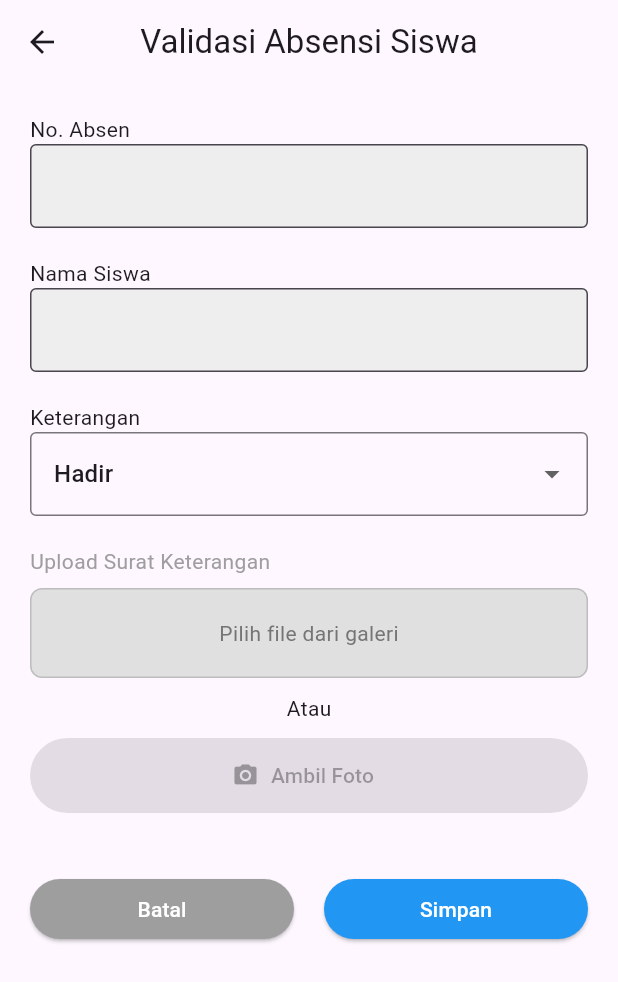
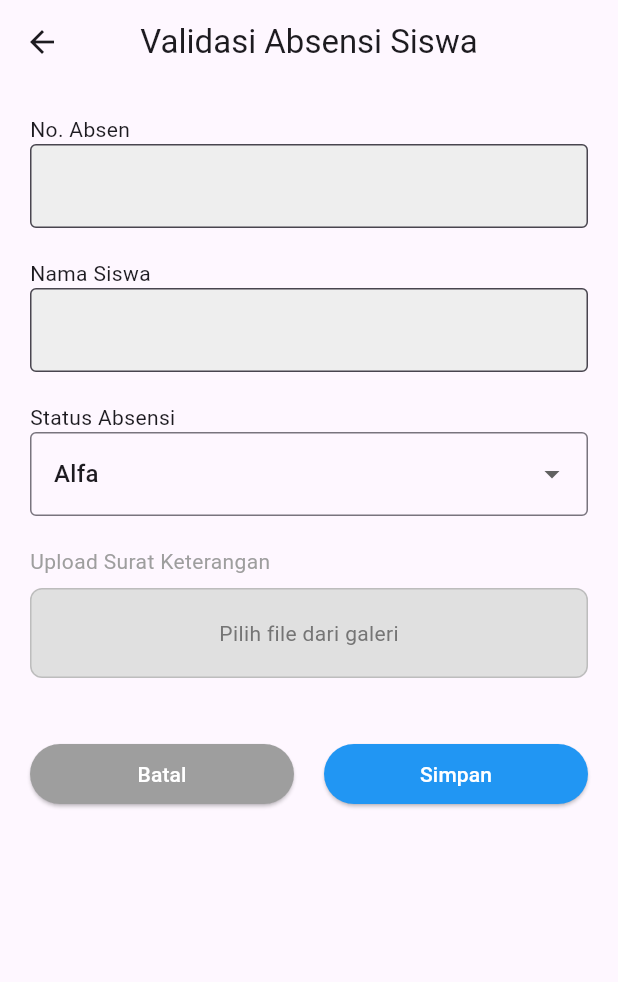
Before and after one commit to Sheva1012/absensi-mts-mobile, a Flutter app: the EditSiswaScreen screen opened directly with empty values, on a phone screen of 412 x 824 dp. Shown: the top 982 px of the screen. Run offline on Flutter 3.47's test engine with Material 3 defaults, Android fonts, the phone set to English and light mode, and no system bars; our stand-ins replace image_picker, supabase_flutter; missing offline and left inert: mobile_scanner; accounts and stored records are empty.

Commit message:
sinkron absensi

```diff
--- a/lib/Mobile/editSiswa.dart
+++ b/lib/Mobile/editSiswa.dart
@@ -7,7 +7,6 @@ class EditSiswaScreen extends StatefulWidget {
   final int id;
   final String no;
   final String nama;
-  final String? keterangan;
   final String? suratUrl;
 
   const EditSiswaScreen({
@@ -15,7 +14,6 @@ class EditSiswaScreen extends StatefulWidget {
     required this.id,
     required this.no,
     required this.nama,
-    this.keterangan,
     this.suratUrl,
   });
 
@@ -28,15 +26,41 @@ class _EditSiswaScreenState extends State<EditSiswaScreen> {
   final _supabase = Supabase.instance.client;
   final picker = ImagePicker();
 
-  String? selectedKeterangan;
+  String? selectedStatus;
   File? selectedFile;
   bool isLoading = false;
-  String? suratUrl; // untuk preview surat dari tabel surat
+  bool isLoadingStatus = true;
 
   @override
   void initState() {
     super.initState();
-    selectedKeterangan = widget.keterangan ?? 'Hadir';
+    _loadAbsensiStatus();
+  }
+
+  /// Ambil status absensi hari ini dari DB
+  Future<void> _loadAbsensiStatus() async {
+    final tanggalOnly = DateTime.now().toIso8601String().split('T').first;
+
+    final existingAbsensi = await _supabase
+        .from('absensi')
+        .select()
+        .eq('siswa_id', widget.id)
+        .eq('tanggal', tanggalOnly)
+        .maybeSingle();
+
+    setState(() {
+      if (existingAbsensi != null) {
+        selectedStatus = _capitalize(existingAbsensi['status'] ?? 'alfa');
+      } else {
+        selectedStatus = 'Alfa'; // Default kalau belum ada absen
+      }
+      isLoadingStatus = false;
+    });
+  }
+
+  String _capitalize(String value) {
+    if (value.isEmpty) return value;
+    return value[0].toUpperCase() + value.substring(1);
   }
 
   Future<void> _pickFile(ImageSource source) async {
@@ -46,7 +70,6 @@ class _EditSiswaScreenState extends State<EditSiswaScreen> {
     }
   }
 
-  /// Simpan perubahan absensi + upload surat (jika perlu)
   Future<void> _submitForm() async {
     if (!_formKey.currentState!.validate()) return;
     setState(() => isLoading = true);
@@ -54,30 +77,42 @@ class _EditSiswaScreenState extends State<EditSiswaScreen> {
     try {
       final tanggalOnly = DateTime.now().toIso8601String().split('T').first;
 
-      // === 1. PROSES TABEL ABSENSI ===
-      // Siapkan data untuk di-upsert ke tabel 'absensi'
-      final Map<String, dynamic> absensiData = {
+      // Cek apakah absensi hari ini sudah ada
+      final existingAbsensi = await _supabase
+          .from('absensi')
+          .select()
+          .eq('siswa_id', widget.id)
+          .eq('tanggal', tanggalOnly)
+          .maybeSingle();
+
+      if (existingAbsensi != null) {
+        // Sudah ada → update status
+        await _supabase
+            .from('absensi')
+            .update({
+              'status': selectedStatus?.toLowerCase() ?? 'alfa',
+              'updated_at': DateTime.now().toIso8601String(),
+            })
+            .eq('id', existingAbsensi['id']);
+      } else {
+        // Belum ada → insert baru (validasi manual oleh guru)
+        await _supabase.from('absensi').insert({
           'siswa_id': widget.id,
           'tanggal': tanggalOnly,
-        'keterangan': selectedKeterangan,
-        'updated_at': DateTime.now().toIso8601String(),
-      };
+          'status': selectedStatus?.toLowerCase() ?? 'alfa',
+          'created_at': DateTime.now().toIso8601String(),
+        });
+      }
 
-      // Gunakan upsert: jika data sudah ada, update. Jika tidak, insert.
-      await _supabase.from('absensi').upsert(absensiData);
+      // Proses surat jika sakit/izin
+      final bool needsSurat =
+          selectedStatus == 'Sakit' || selectedStatus == 'Izin';
 
-      // === 2. PROSES TABEL SURAT ===
-      final bool needsSurat =
-          selectedKeterangan == 'Sakit' || selectedKeterangan == 'Izin';
-
-      if (needsSurat) {
-        // Jika statusnya Sakit/Izin dan ada file baru yang dipilih
-        if (selectedFile != null) {
+      if (needsSurat && selectedFile != null) {
         final ext = selectedFile!.path.split('.').last;
         final fileName = '${widget.id}_$tanggalOnly.$ext';
         final filePath = 'surat_izin/${widget.id}/$fileName';
 
-          // Upload file baru (menimpa yang lama jika ada)
         await _supabase.storage
             .from('surat_keterangan')
             .upload(
@@ -90,16 +125,13 @@ class _EditSiswaScreenState extends State<EditSiswaScreen> {
             .from('surat_keterangan')
             .getPublicUrl(filePath);
 
-          // Upsert data ke tabel 'surat'
         await _supabase.from('surat').upsert({
           'siswa_id': widget.id,
           'tanggal': tanggalOnly,
           'file_url': fileUrl,
           'updated_at': DateTime.now().toIso8601String(),
         });
-        }
       } else {
-        // Jika statusnya Hadir/Alfa, hapus data surat yang mungkin ada
         await _supabase.from('surat').delete().match({
           'siswa_id': widget.id,
           'tanggal': tanggalOnly,
@@ -109,7 +141,7 @@ class _EditSiswaScreenState extends State<EditSiswaScreen> {
       if (!mounted) return;
       ScaffoldMessenger.of(context).showSnackBar(
         const SnackBar(
-          content: Text('✅ Status absensi berhasil disimpan'),
+          content: Text('✅ Status absensi berhasil diperbarui'),
           backgroundColor: Colors.green,
         ),
       );
@@ -130,13 +162,16 @@ class _EditSiswaScreenState extends State<EditSiswaScreen> {
     }
   }
 
-  /// =======================
-  /// UI SECTION
-  /// =======================
   @override
   Widget build(BuildContext context) {
+    if (isLoadingStatus) {
+      return const Scaffold(
+        body: Center(child: CircularProgressIndicator()),
+      );
+    }
+
     final bool isUploadEnabled =
-        selectedKeterangan == 'Sakit' || selectedKeterangan == 'Izin';
+        selectedStatus == 'Sakit' || selectedStatus == 'Izin';
 
     return Scaffold(
       appBar: AppBar(
@@ -155,9 +190,9 @@ class _EditSiswaScreenState extends State<EditSiswaScreen> {
               _buildReadOnlyField('Nama Siswa', widget.nama),
               const SizedBox(height: 20),
 
-              const Text('Keterangan'),
+              const Text('Status Absensi'),
               DropdownButtonFormField<String>(
-                initialValue: selectedKeterangan,
+                value: selectedStatus,
                 items: const [
                   DropdownMenuItem(value: 'Hadir', child: Text('Hadir')),
                   DropdownMenuItem(value: 'Sakit', child: Text('Sakit')),
@@ -166,7 +201,7 @@ class _EditSiswaScreenState extends State<EditSiswaScreen> {
                 ],
                 onChanged: (val) {
                   setState(() {
-                    selectedKeterangan = val;
+                    selectedStatus = val;
                     if (val == 'Hadir' || val == 'Alfa') {
                       selectedFile = null;
                     }
@@ -178,36 +213,6 @@ class _EditSiswaScreenState extends State<EditSiswaScreen> {
               ),
               const SizedBox(height: 20),
 
-              // Tampilkan preview surat yang sudah ada JIKA belum ada file baru yang dipilih
-              if (widget.suratUrl != null && selectedFile == null)
-                Column(
-                  children: [
-                    ClipRRect(
-                      borderRadius: BorderRadius.circular(8),
-                      child: Image.network(
-                        widget.suratUrl!,
-                        height: 180,
-                        width: double.infinity,
-                        fit: BoxFit.cover,
-                        errorBuilder: (c, e, s) => Container(
-                          height: 150,
-                          width: double.infinity,
-                          color: Colors.grey.shade200,
-                          child: const Center(
-                            child: Text('Gagal memuat gambar surat'),
-                          ),
-                        ),
-                      ),
-                    ),
-                    const SizedBox(height: 8),
-                    const Text(
-                      'Surat keterangan sebelumnya',
-                      style: TextStyle(color: Colors.grey),
-                    ),
-                    const SizedBox(height: 20),
-                  ],
-                ),
-
               Text(
                 'Upload Surat Keterangan',
                 style: TextStyle(
@@ -216,13 +221,9 @@ class _EditSiswaScreenState extends State<EditSiswaScreen> {
               ),
               const SizedBox(height: 8),
               GestureDetector(
-                onTap: isUploadEnabled
-                    ? () => _pickFile(ImageSource.gallery)
-                    : null,
-                child: Column(
-                  crossAxisAlignment: CrossAxisAlignment.start,
-                  children: [
-                    Container(
+                onTap:
+                    isUploadEnabled ? () => _pickFile(ImageSource.gallery) : null,
+                child: Container(
                   height: 60,
                   width: double.infinity,
                   decoration: BoxDecoration(
@@ -238,33 +239,13 @@ class _EditSiswaScreenState extends State<EditSiswaScreen> {
                           ? 'Pilih file dari galeri'
                           : selectedFile!.path.split('/').last,
                       style: TextStyle(
-                            color: isUploadEnabled
-                                ? Colors.black
-                                : Colors.grey[600],
+                        color:
+                            isUploadEnabled ? Colors.black : Colors.grey[600],
                       ),
                     ),
                   ),
                 ),
-
-                    const SizedBox(height: 10),
-                    const Center(child: Text('Atau')),
-                    const SizedBox(height: 10),
-
-                    ElevatedButton.icon(
-                      style: ElevatedButton.styleFrom(
-                        backgroundColor: isUploadEnabled
-                            ? Colors.green
-                            : Colors.grey,
-                        foregroundColor: Colors.white,
-                        minimumSize: const Size(double.infinity, 50),
               ),
-                      onPressed: isUploadEnabled
-                          ? () => _pickFile(ImageSource.camera)
-                          : null,
-                      icon: const Icon(Icons.camera_alt),
-                      label: const Text('Ambil Foto'),
-                    ),
-
               const SizedBox(height: 40),
 
               Row(
@@ -304,14 +285,10 @@ class _EditSiswaScreenState extends State<EditSiswaScreen> {
             ],
           ),
         ),
-            ],
-          ),
-        ),
       ),
     );
   }
 
-  /// Widget untuk field readonly (No, Nama, Tanggal)
   Widget _buildReadOnlyField(String label, String value) {
     return Column(
       crossAxisAlignment: CrossAxisAlignment.start,
--- a/lib/Mobile/kelasScreen.dart
+++ b/lib/Mobile/kelasScreen.dart
@@ -1,13 +1,12 @@
 import 'dart:async';
 import 'package:flutter/material.dart';
 import 'package:supabase_flutter/supabase_flutter.dart';
-import 'editSiswa.dart'; // Pastikan path ini benar
+import 'editSiswa.dart';
 
 /// =======================
 /// MODEL DATA (DIPERBARUI)
 /// =======================
 
-// Model ini sekarang hanya fokus pada data dari tabel 'absensi'
 class Absensi {
   final String status; // 'Hadir', 'Sakit', 'Izin', 'Alfa'
   final String? tanggal;
@@ -28,9 +27,9 @@ class Siswa {
   final int id;
   final int no;
   final String nama;
-  final String statusSiswa; // status_siswa (aktif / nonaktif)
+  final String statusSiswa;
   final Absensi absensiHariIni;
-  final String? suratUrlHariIni; // URL surat sekarang disimpan di sini
+  final String? suratUrlHariIni;
 
   Siswa({
     required this.id,
@@ -41,31 +40,25 @@ class Siswa {
     this.suratUrlHariIni,
   });
 
-  // Factory ini diperbarui untuk memproses relasi 'absensi' dan 'surat'
   factory Siswa.fromJson(Map<String, dynamic> json) {
     final absensiList = json['absensi'] as List<dynamic>? ?? [];
-    final suratList =
-        json['surat'] as List<dynamic>? ?? []; // Ambil data dari relasi 'surat'
+    final suratList = json['surat'] as List<dynamic>? ?? [];
     final today = DateTime.now().toIso8601String().split('T').first;
 
-    // Cari absensi hari ini dari relasi 'absensi'
     final absensiTodayMap = absensiList
         .cast<Map<String, dynamic>?>()
         .firstWhere((a) => a?['tanggal'] == today, orElse: () => null);
 
-    // Cari surat hari ini dari relasi 'surat'
     final suratTodayMap = suratList.cast<Map<String, dynamic>?>().firstWhere(
       (s) => s?['tanggal'] == today,
       orElse: () => null,
     );
 
-    // Tentukan status absensi. Default-nya 'Alfa' jika tidak ada data.
     final absensi = Absensi(
-      status: absensiTodayMap?['keterangan'] ?? 'Alfa',
+      status: _capitalize(absensiTodayMap?['status'] ?? 'Alfa'),
       tanggal: absensiTodayMap?['tanggal'],
     );
 
-    // Ambil URL surat jika ada
     final suratUrl = suratTodayMap?['file_url'] as String?;
 
     return Siswa(
@@ -76,6 +69,11 @@ class Siswa {
       absensiHariIni: absensi,
       suratUrlHariIni: suratUrl,
     );
+  }
+
+  static String _capitalize(String value) {
+    if (value.isEmpty) return value;
+    return value[0].toUpperCase() + value.substring(1);
   }
 }
 
@@ -131,7 +129,7 @@ class _KelasScreenState extends State<KelasScreen> {
     });
   }
 
-  /// ✅ Ambil semua siswa, absensi, dan surat via nested join
+  /// ✅ Ambil semua siswa + absensi + surat
   Future<void> _fetchData() async {
     setState(() {
       _isLoading = true;
@@ -146,16 +144,18 @@ class _KelasScreenState extends State<KelasScreen> {
           .maybeSingle();
 
       if (kelasResponse == null || kelasResponse['id'] == null) {
-        throw Exception("Kelas '${widget.namaKelas}' tidak ditemukan di database.");
+        throw Exception(
+          "Kelas '${widget.namaKelas}' tidak ditemukan di database.",
+        );
       }
 
       final kelasId = kelasResponse['id'];
 
-      // PERBAIKAN: Ambil data dari relasi 'absensi' dan 'surat'
+      // Ambil data absensi dan surat dengan kolom yang benar
       final data = await _supabase
           .from('siswa')
           .select(
-            'id, no, nama, status, absensi(keterangan, tanggal), surat(file_url, tanggal)',
+            'id, no, nama, status, absensi(status, tanggal), surat(file_url, tanggal)',
           )
           .eq('kelas_id', kelasId)
           .order('no', ascending: true);
@@ -193,8 +193,7 @@ class _KelasScreenState extends State<KelasScreen> {
           id: siswa.id,
           no: siswa.no.toString(),
           nama: siswa.nama,
-          keterangan: siswa.absensiHariIni.status,
-          // TAMBAHKAN BARIS INI untuk mengirim URL surat
+          // status: siswa.absensiHariIni.status,  // HAPUS BARIS INI
           suratUrl: siswa.suratUrlHariIni,
         ),
       ),
@@ -272,8 +271,10 @@ class _KelasScreenState extends State<KelasScreen> {
             child: Column(
               mainAxisAlignment: MainAxisAlignment.center,
               children: [
-                const Text("😢 Gagal Memuat Data",
-                    style: TextStyle(fontWeight: FontWeight.bold, fontSize: 16)),
+                const Text(
+                  "😢 Gagal Memuat Data",
+                  style: TextStyle(fontWeight: FontWeight.bold, fontSize: 16),
+                ),
                 const SizedBox(height: 8),
                 Text(_errorMessage!, textAlign: TextAlign.center),
                 const SizedBox(height: 16),
@@ -396,17 +397,15 @@ class _KelasScreenState extends State<KelasScreen> {
             },
           ),
           const SizedBox(height: 6),
-          const Text("MTS Sunan Gunung Jati",
-              style: TextStyle(fontWeight: FontWeight.bold, fontSize: 16)),
+          const Text(
+            "MTS Sunan Gunung Jati",
+            style: TextStyle(fontWeight: FontWeight.bold, fontSize: 16),
+          ),
         ],
       ),
     );
   }
 }
-
-/// =======================
-/// KOMPONEN TAMBAHAN
-/// =======================
 
 class _TableHeaderCell extends StatelessWidget {
   final String text;
```
Also changed, not shown: lib/Mobile/scanner_dialog.dart (+17 -2 lines). Lines whose indentation alone changed are shown as unchanged.
